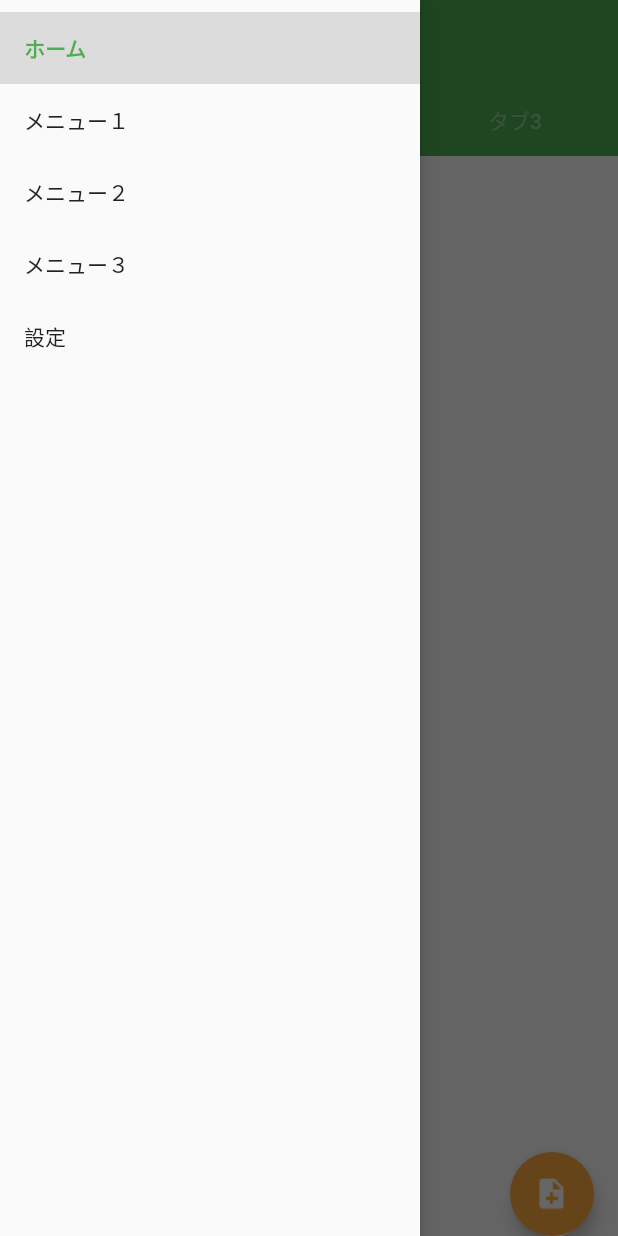
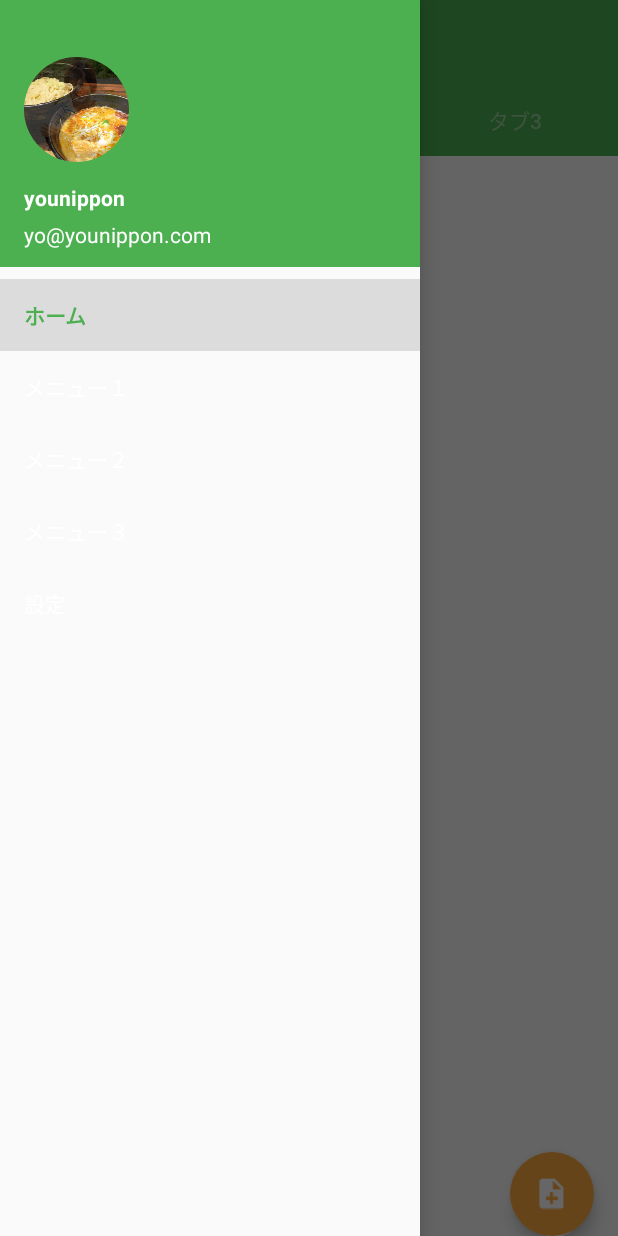
Before and after one commit to younippon/android_samples, an Android app: the screen it shows after launch (MainActivity), with the side drawer open, on a phone screen of 412 x 824 dp. Run offline under Robolectric (Android 15) with nearby library versions, the phone set to English and light mode, and no system bars; our stand-ins replace CircleImageView.

Commit message:
Add navigation header

```diff
--- a/app/build.gradle
+++ b/app/build.gradle
@@ -2,13 +2,13 @@ apply plugin: 'com.android.application'
 apply plugin: 'kotlin-android'
 
 android {
-    compileSdkVersion 23
-    buildToolsVersion "23.0.0"
+    compileSdkVersion 24
+    buildToolsVersion "${support_lib_version}"
 
     defaultConfig {
         applicationId "younippon.github.io.android_material_components"
         minSdkVersion 16
-        targetSdkVersion 23
+        targetSdkVersion 24
         versionCode 1
         versionName "1.0"
     }
@@ -26,9 +26,12 @@ android {
 dependencies {
     compile fileTree(dir: 'libs', include: ['*.jar'])
     testCompile 'junit:junit:4.12'
-    compile 'com.android.support:appcompat-v7:23.0.0'
-    compile 'com.android.support:design:23.0.0'
+    compile "com.android.support:appcompat-v7:${support_lib_version}"
+    compile "com.android.support:design:${support_lib_version}"
     compile "org.jetbrains.kotlin:kotlin-stdlib:$kotlin_version"
+
+    //ui
+    compile 'de.hdodenhof:circleimageview:2.1.0'
 }
 repositories {
     mavenCentral()
--- a/app/src/main/res/layout/activity_main.xml
+++ b/app/src/main/res/layout/activity_main.xml
@@ -33,6 +33,7 @@
         android:layout_width="wrap_content"
         android:layout_height="match_parent"
         android:layout_gravity="start"
+        app:headerLayout="@layout/header"
         app:menu="@menu/drawer"/>
 
 </android.support.v4.widget.DrawerLayout>
--- /dev/null
+++ b/app/src/main/res/layout/header.xml
@@ -0,0 +1,52 @@
+<?xml version="1.0" encoding="utf-8"?>
+<RelativeLayout xmlns:android="http://schemas.android.com/apk/res/android"
+    android:layout_width="match_parent"
+    android:layout_height="178dp"
+    android:background="@color/colorPrimary"
+
+    android:orientation="vertical"
+    android:weightSum="1">
+
+    <LinearLayout
+        android:layout_width="match_parent"
+        android:layout_height="56dp"
+        android:layout_alignParentBottom="true"
+        android:layout_alignParentLeft="true"
+        android:layout_alignParentStart="true"
+        android:orientation="vertical">
+
+        <TextView
+            android:id="@+id/name"
+            android:layout_width="wrap_content"
+            android:layout_height="wrap_content"
+            android:layout_marginLeft="16dp"
+            android:text="@string/debugName"
+            android:textColor="#ffffff"
+            android:textSize="14sp"
+            android:textStyle="bold"
+
+            />
+
+        <TextView
+            android:id="@+id/email"
+            android:layout_width="wrap_content"
+            android:layout_height="wrap_content"
+            android:layout_marginLeft="16dp"
+            android:layout_marginTop="5dp"
+            android:text="@string/debugMail"
+            android:textColor="#ffffff"
+            android:textSize="14sp"
+            android:textStyle="normal"
+
+            />
+    </LinearLayout>
+
+
+    <de.hdodenhof.circleimageview.CircleImageView
+        android:id="@+id/circleView"
+        android:layout_width="70dp"
+        android:layout_height="70dp"
+        android:layout_marginLeft="16dp"
+        android:layout_marginTop="38dp"
+        android:src="@drawable/prof" />
+</RelativeLayout>
--- a/app/src/main/res/values/strings.xml
+++ b/app/src/main/res/values/strings.xml
@@ -9,4 +9,9 @@
 
     <string name="openDrawer">開く</string>
     <string name="closeDrawer">閉じる</string>
+
+    <!-- for debug -->
+    <string name="debugName">younippon</string>
+    <string name="debugMail">yo@younippon.com</string>
+
 </resources>
--- a/app/src/main/res/values/styles.xml
+++ b/app/src/main/res/values/styles.xml
@@ -5,6 +5,12 @@
         <item name="colorPrimary">@color/colorPrimary</item>
         <item name="colorPrimaryDark">@color/colorPrimaryDark</item>
         <item name="colorAccent">@color/colorAccent</item>
+        <!-- ToolBarのタイトルテキスト色 -->
+        <item name="android:textColorPrimary">@color/white</item>
+        <!-- ToolBarのオプションメニューのOverflowアイコンの色 -->
+        <item name="android:textColorSecondary">@color/white</item>
+        <item name="windowActionModeOverlay">true</item>
+        <!--<item name="android:windowBackground">@null</item>-->
     </style>
 
 </resources>
--- a/gradle.properties
+++ b/gradle.properties
@@ -16,3 +16,5 @@
 # This option should only be used with decoupled projects. More details, visit
 # http://www.gradle.org/docs/current/userguide/multi_project_builds.html#sec:decoupled_projects
 # org.gradle.parallel=true
+
+support_lib_version = 24.0.0
```
Also changed, not shown: app/src/main/res/drawable-xxhdpi/prof.jpg (added).
